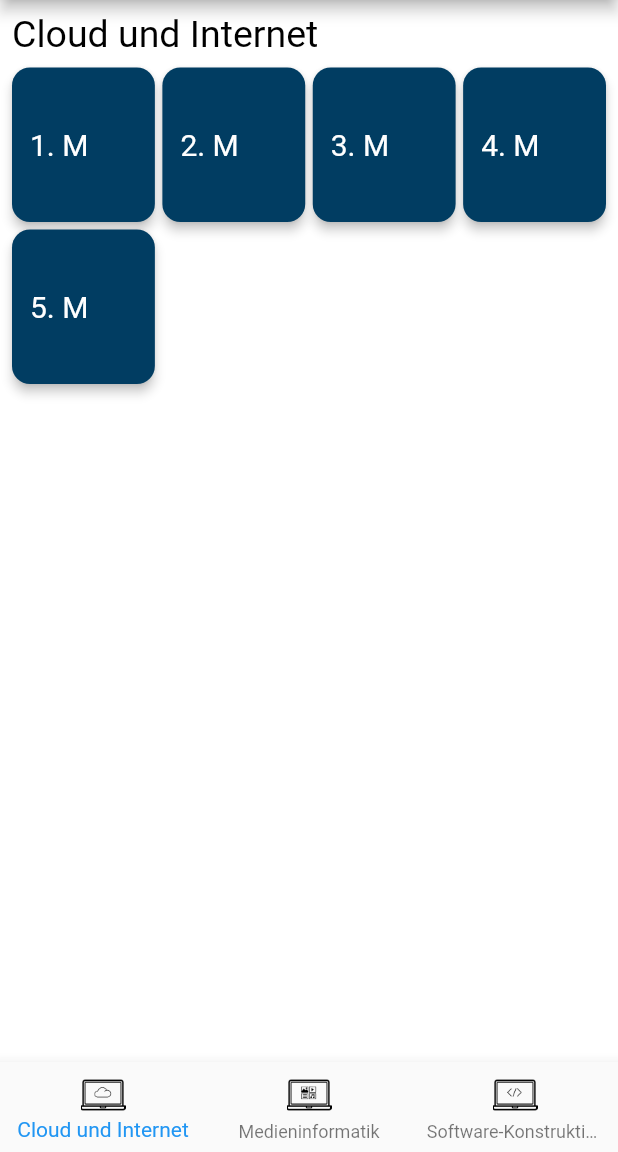
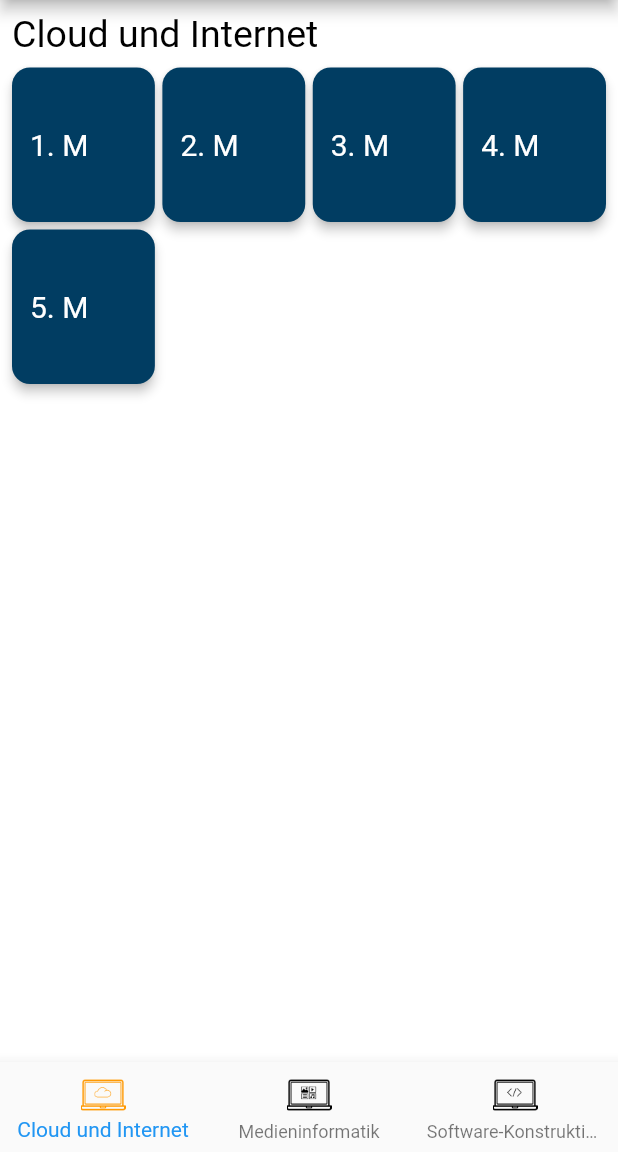
Before and after one commit to AlfredTachi/MyStudyBuddy2020, a Flutter app: the ModuleSelectionQSP screen opened directly, on a phone screen of 412 x 824 dp, the part 84-1236 px from its top. Run offline on Flutter 3.47's test engine with Material 2 defaults, Android fonts, the phone set to English and light mode, and no system bars; our stand-ins replace percent_indicator, photo_view, smooth_star_rating, webview_flutter; missing offline and left inert: flutter_plugin_pdf_viewer.

Commit message:
fixed dark theme color issues

```diff
--- a/lib/dashboard/module_selection/module_selection_QSP.dart
+++ b/lib/dashboard/module_selection/module_selection_QSP.dart
@@ -28,20 +28,42 @@ class ModuleSelectionQSPState extends State<ModuleSelectionQSP> {
         currentIndex: _currentIndex,
         items: [
           new BottomNavigationBarItem(
-            icon: Image.asset('assets/icons/QSP/Cloud_Icon.png', height: 30, width: 30),
+            icon: _currentIndex == 0 ? ImageIcon(AssetImage("assets/icons/QSP/Cloud_Icon.png"),
+                size: 30, color: Colors.orange): ImageIcon(AssetImage("assets/icons/QSP/Cloud_Icon.png"),
+                size: 30, color: setBottomNavigationBarIconColor()),
             title: Text('Cloud und Internet', style: TextStyle(fontSize: 12)),
           ),
           new BottomNavigationBarItem(
-            icon: Image.asset('assets/icons/QSP/Medieninformatik_Icon.png', height: 30, width: 30),
-            title: Text('Medieninformatik', style: TextStyle(fontSize: 12)),
-          ),
+              icon: _currentIndex == 1 ? ImageIcon(
+                  AssetImage("assets/icons/QSP/Medieninformatik_Icon.png"),
+                  size: 30,
+                  color: Colors.orange) : ImageIcon(
+                  AssetImage("assets/icons/QSP/Medieninformatik_Icon.png"),
+                  size: 30,
+                  color: setBottomNavigationBarIconColor()),
+              title: Text('Medieninformatik', style: TextStyle(fontSize: 12)),
+              backgroundColor: Colors.red),
           new BottomNavigationBarItem(
-            icon: Image.asset('assets/icons/QSP/Software_Icon.png', height: 30, width: 30),
-            title: Text('Software-Konstruktion', style: TextStyle(fontSize: 12)),
+            icon: _currentIndex == 2 ? ImageIcon(AssetImage("assets/icons/QSP/Software_Icon.png"),
+                size: 30, color: Colors.orange) : ImageIcon(AssetImage("assets/icons/QSP/Software_Icon.png"),
+                size: 30, color: setBottomNavigationBarIconColor()),
+            title:
+                Text('Software-Konstruktion', style: TextStyle(fontSize: 12)),
           ),
         ],
       ),
     );
+  }
+
+  Color setBottomNavigationBarIconColor() {
+    var brightness = Theme.of(context).brightness;
+    Color color;
+    if (brightness == Brightness.dark) {
+      color = Colors.white;
+    } else if (brightness != Brightness.dark) {
+      color = Colors.black;
+    }
+    return color;
   }
 
   void onTabTapped(int index) {
--- a/lib/dashboard/module_selection/staggered_view_module_selection/staggered_view_module_selection.dart
+++ b/lib/dashboard/module_selection/staggered_view_module_selection/staggered_view_module_selection.dart
@@ -8,7 +8,6 @@ Module myModule = Module(0, "");
 
 Material semester(String heading) {
   return Material(
-      color: Colors.white,
       elevation: 2.0,
       shadowColor: Colors.black,
       borderRadius: BorderRadius.circular(12.0),
--- a/lib/dashboard/staggered_view_dashboard/staggered_view_dashboard.dart
+++ b/lib/dashboard/staggered_view_dashboard/staggered_view_dashboard.dart
@@ -72,7 +72,6 @@ Material grades(String heading, double grades) {
 
 Material module(String heading) {
   return Material(
-    color: Colors.white,
     elevation: 14.0,
     shadowColor: Colors.black,
     borderRadius: BorderRadius.circular(24.0),
--- a/lib/studyprogress/staggered_view_studyprogress/staggered_view_studyprogress.dart
+++ b/lib/studyprogress/staggered_view_studyprogress/staggered_view_studyprogress.dart
@@ -3,7 +3,6 @@ import 'package:flutter/material.dart';
 
 Material semester(String heading) {
   return Material(
-      color: Colors.white,
       elevation: 2.0,
       shadowColor: Colors.black,
       borderRadius: BorderRadius.circular(12.0),
```
